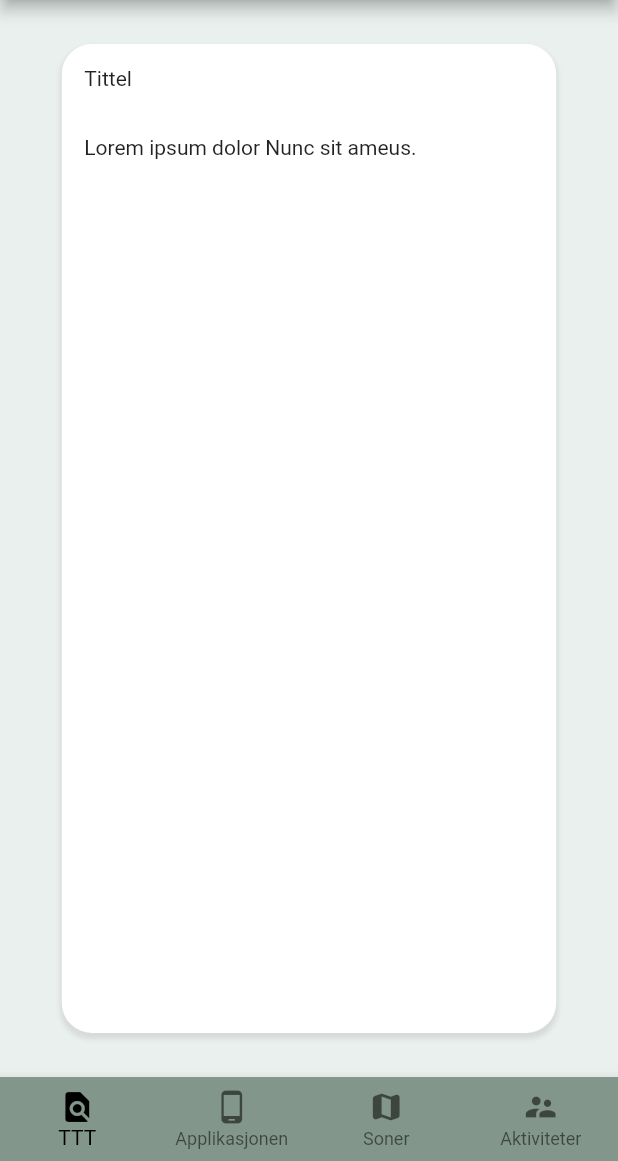
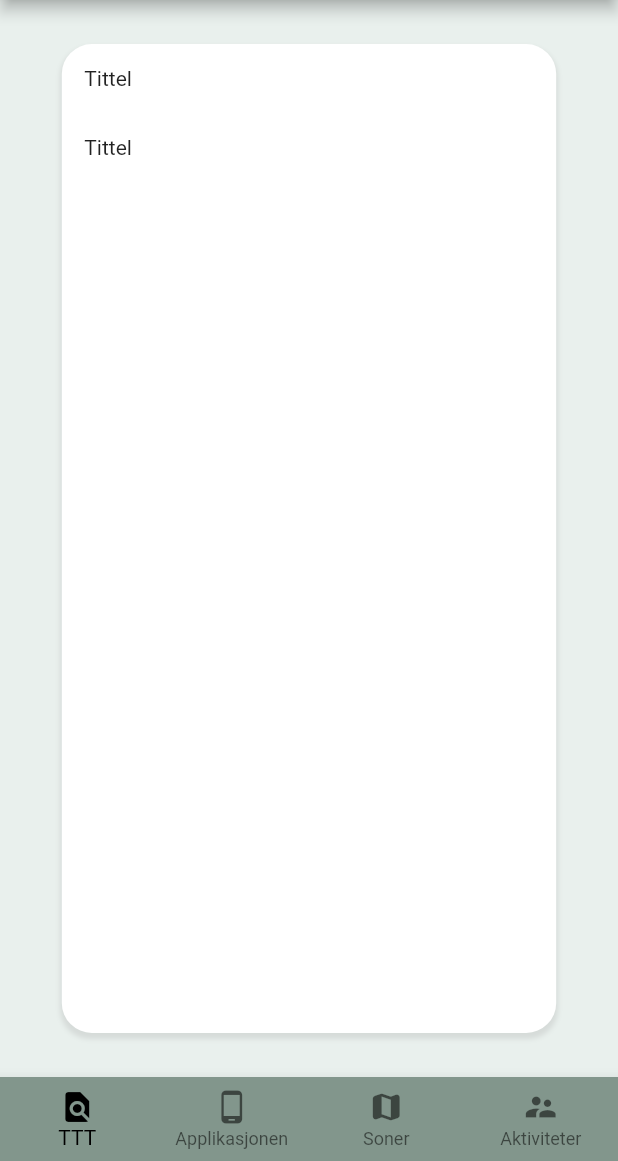
Before and after one commit to zaktaw/DATA3900-Bacheloroppgave, a Flutter app: the Help screen opened by its route, on a phone screen of 412 x 824 dp, the part 75-1236 px from its top. Run offline on Flutter 3.47's test engine with Material 2 defaults, Android fonts, the phone set to English and light mode, and no system bars; our stand-ins replace auto_size_text, fluttertoast, hive, hive_flutter; accounts and stored records are empty.

Commit message:
Add inkwell with onluanch link

```diff
--- a/lib/help_page/help_about_TTT.dart
+++ b/lib/help_page/help_about_TTT.dart
@@ -14,7 +14,10 @@ class HelpTTT extends StatelessWidget {
         child: ListView(
           children: [
             Padding(padding: EdgeInsets.all(15), child: Text("Tittel")),
-            Padding(padding: EdgeInsets.all(15), child: Text("Lorem ipsum dolor Nunc sit ameus.")),
+            Padding(padding: EdgeInsets.all(15), child: new InkWell(
+              child: new Text("Tittel"),
+              onTap: () => "link",
+            )),
           ],
         ),
       );
```
Also changed, not shown: pubspec.lock.
